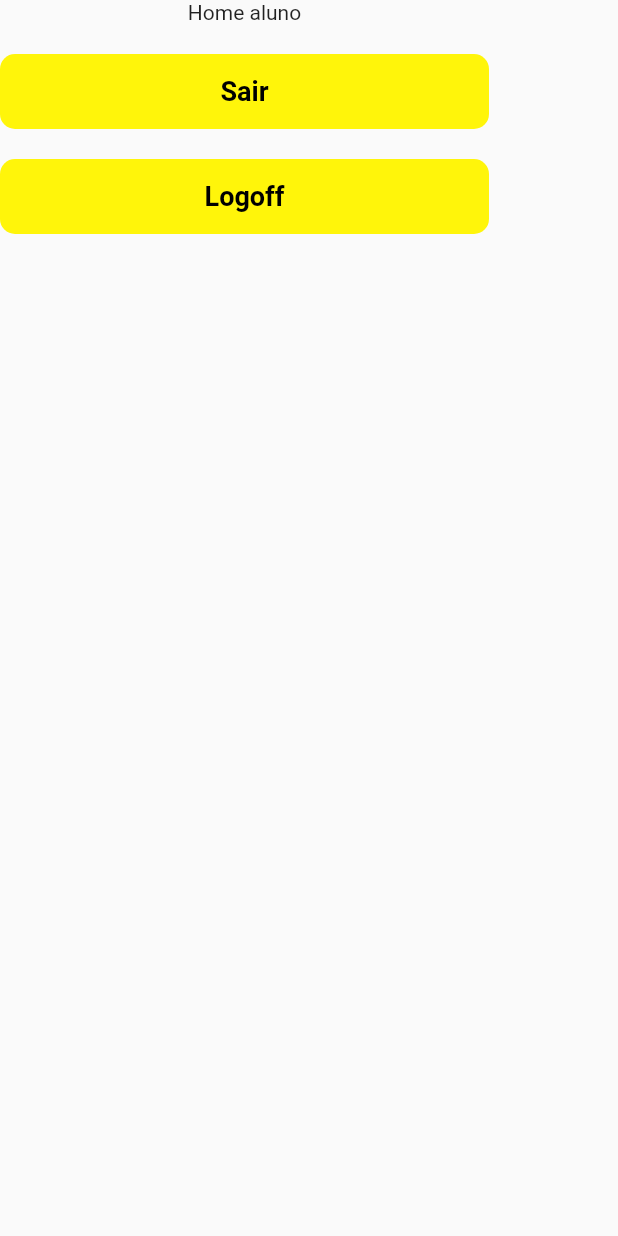
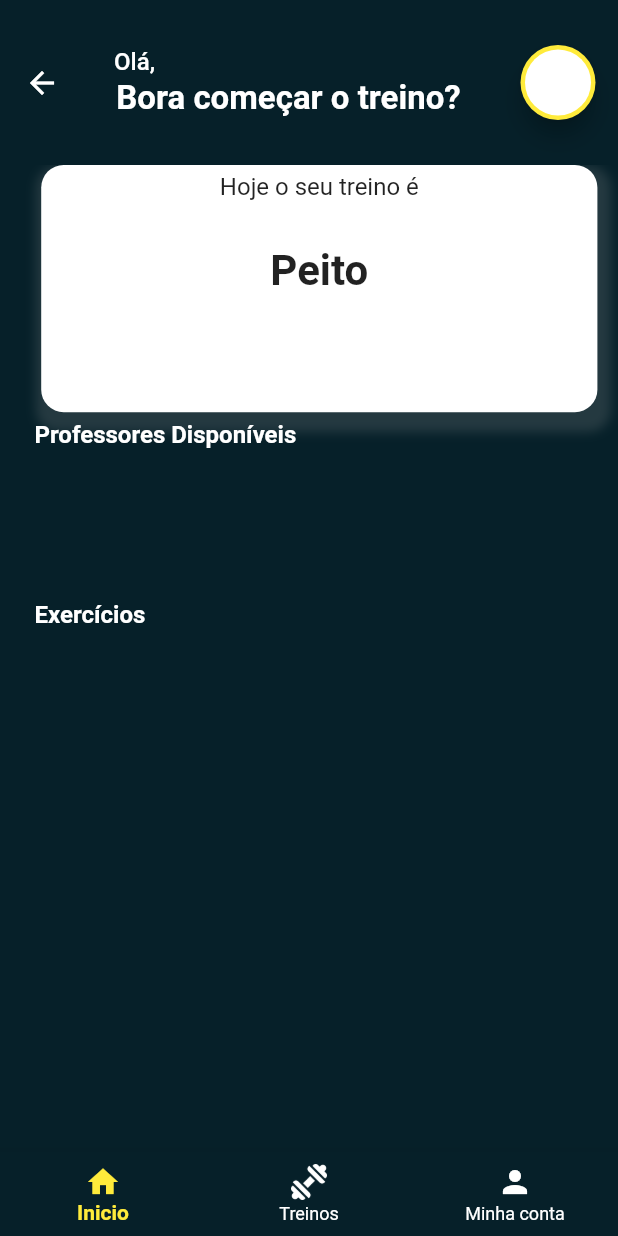
Before and after one commit to Diego-amd/apoio_forca_treino, a Flutter app: the HomeAluno screen opened by its route, on a phone screen of 412 x 824 dp. Run offline on Flutter 3.47's test engine with Material 2 defaults, Android fonts, the phone set to English and light mode, and no system bars; our stand-ins replace cloud_firestore, firebase_auth, firebase_core, firebase_storage, shared_preferences; missing offline and left inert: dart:ffi; accounts and stored records are empty.

Commit message:
Home aluno

```diff
--- a/lib/view/admin/alunos.view.dart
+++ b/lib/view/admin/alunos.view.dart
@@ -24,7 +24,7 @@ class AlunoView extends StatelessWidget {
         body: StreamBuilder<QuerySnapshot<Map<String, dynamic>>>(
             stream: firestore
                 .collection('alunos')
-                .orderBy('nomeCompleto')
+                .where('ativo', isEqualTo: true)
                 .snapshots(),
             builder: (_, snapshot) {
               if (!snapshot.hasData) return CircularProgressIndicator();
--- a/lib/view/admin/home.admin.view.dart
+++ b/lib/view/admin/home.admin.view.dart
@@ -19,7 +19,6 @@ class _HomeAdmin extends State<HomeAdmin> {
     final List<DocumentSnapshot> documents = resultado.docs;
 
     if (documents.length == 1) {
-      //Navigator.of(context).pushNamed('/alterarSenha');
       nomeEmpresa = await resultado.docs[0].data()['nomeEmpresa'];
 
       if (this.mounted) {
--- /dev/null
+++ b/lib/view/alunos/aluno.home.view.dart
@@ -0,0 +1,244 @@
+import 'package:cloud_firestore/cloud_firestore.dart';
+import 'package:firebase_auth/firebase_auth.dart';
+import 'package:flutter/cupertino.dart';
+import 'package:flutter/material.dart';
+
+String nomeAluno = '';
+String nomeInicial = '';
+
+//É a tela de home do aluno que o BottomNavigationBar chama
+class AlunoHome extends StatefulWidget {
+  @override
+  _AlunoHome createState() => _AlunoHome();
+}
+
+class _AlunoHome extends State<AlunoHome> {
+  final FirebaseAuth auth = FirebaseAuth.instance;
+  final FirebaseFirestore firestore = FirebaseFirestore.instance;
+  final cor = Color.fromRGBO(6, 32, 41, 2);
+
+  getDadosFirebase() async {
+    var userAtual = auth.currentUser?.uid ?? 0;
+    if (userAtual != 0) {
+      final QuerySnapshot<Map<String, dynamic>> resultado = await Future.value(
+          firestore
+              .collection("alunos")
+              .where('uid', isEqualTo: auth.currentUser!.uid)
+              .get());
+      final List<DocumentSnapshot> documents = resultado.docs;
+
+      if (documents.length == 1) {
+        nomeAluno = await resultado.docs[0].data()['nomeCompleto'];
+        nomeInicial = nomeAluno[0].toUpperCase();
+
+        if (this.mounted) {
+          setState(() {
+            nomeAluno = nomeAluno;
+          });
+        }
+      }
+    }
+  }
+
+  @override
+  Widget build(BuildContext context) {
+    getDadosFirebase();
+    return Scaffold(
+      appBar: AppBar(
+        toolbarHeight: 110,
+        actions: [
+          Container(
+              margin: EdgeInsets.only(right: 15),
+              width: 50,
+              child: FloatingActionButton(
+                tooltip: "Sair",
+                backgroundColor: Colors.yellow,
+                focusElevation: 2,
+                onPressed: () => renderModalSair(context),
+                child: CircleAvatar(
+                  backgroundColor: Colors.white,
+                  foregroundColor: Colors.black,
+                  radius: 22,
+                  child: Text(nomeInicial,
+                      style: const TextStyle(
+                          fontWeight: FontWeight.w700, fontSize: 20)),
+                ),
+              ))
+        ],
+        title: Column(
+          crossAxisAlignment: CrossAxisAlignment.start,
+          children: [
+            Row(
+              children: [
+                const Text("\rOlá, ", style: TextStyle(fontSize: 16)),
+                Text(
+                  nomeAluno.toUpperCase(),
+                  style: const TextStyle(fontSize: 16, color: Colors.yellow),
+                ),
+              ],
+            ),
+            Container(
+              margin: const EdgeInsets.only(top: 2),
+              child: const Text("\rBora começar o treino?",
+                  style: TextStyle(fontSize: 22, fontWeight: FontWeight.w700)),
+            )
+          ],
+        ),
+        backgroundColor: Color.fromRGBO(6, 32, 41, 2),
+        elevation: 0,
+      ),
+      body: Container(
+        color: cor,
+        height: MediaQuery.of(context).size.height,
+        width: MediaQuery.of(context).size.width,
+        child: Stack(
+          children: [
+            Column(
+              mainAxisSize: MainAxisSize.min,
+              crossAxisAlignment: CrossAxisAlignment.center,
+              children: [
+                Container(
+                    margin: EdgeInsets.only(
+                        left: MediaQuery.of(context).size.height / 30),
+                    height: MediaQuery.of(context).size.height * 0.2,
+                    width: MediaQuery.of(context).size.width * 0.9,
+                    decoration: BoxDecoration(
+                      color: Colors.white,
+                      borderRadius: BorderRadius.all(
+                        Radius.circular(15),
+                      ),
+                      boxShadow: [
+                        BoxShadow(
+                          color: Colors.grey.withOpacity(0.2),
+                          spreadRadius: 6,
+                          blurRadius: 5,
+                          offset: Offset(3, 7),
+                        )
+                      ],
+                    ),
+                    child: Column(
+                      crossAxisAlignment: CrossAxisAlignment.center,
+                      children: [
+                        Container(
+                          margin: EdgeInsets.only(top: 5),
+                          child: Text("Hoje o seu treino é",
+                              style: TextStyle(
+                                fontSize: 16,
+                              )),
+                        ),
+                        Container(
+                          margin: EdgeInsets.only(top: 30),
+                          child: Text(
+                            "Peito",
+                            style: TextStyle(
+                                fontSize: 28, fontWeight: FontWeight.w700),
+                          ),
+                        ),
+                      ],
+                    )),
+              ],
+            ),
+            Container(
+              margin: EdgeInsets.only(top: 170, left: 23),
+              child: const Text(
+                "Professores Disponíveis",
+                style: TextStyle(
+                    color: Colors.white,
+                    fontWeight: FontWeight.w700,
+                    fontSize: 16),
+              ),
+            ),
+            Container(
+              margin: EdgeInsets.only(top: 290, left: 23),
+              child: const Text(
+                "Exercícios",
+                style: TextStyle(
+                    color: Colors.white,
+                    fontWeight: FontWeight.w700,
+                    fontSize: 16),
+              ),
+            ),
+          ],
+        ),
+      ),
+    );
+  }
+
+  void renderModalSair(BuildContext context) {
+    showModalBottomSheet(
+      context: context,
+      builder: (context) {
+        return Container(
+          color: const Color(0xFF737373),
+          height: MediaQuery.of(context).size.height * 0.3,
+          child: Container(
+            padding: EdgeInsets.only(top: 10),
+            decoration: const BoxDecoration(
+              color: Colors.white,
+              borderRadius: BorderRadius.only(
+                topLeft: Radius.circular(30),
+                topRight: Radius.circular(30),
+              ),
+            ),
+            child: Column(
+              mainAxisSize: MainAxisSize.min,
+              crossAxisAlignment: CrossAxisAlignment.center,
+              children: [
+                const Text(
+                  "Deseja sair do aplicativo?",
+                  textAlign: TextAlign.center,
+                  style: TextStyle(fontSize: 24, fontWeight: FontWeight.w700),
+                ),
+                Row(
+                  mainAxisAlignment: MainAxisAlignment.center,
+                  children: [
+                    Container(
+                      width: 150,
+                      height: 70,
+                      margin: const EdgeInsets.only(
+                          left: 0, top: 30, right: 25, bottom: 25),
+                      decoration: BoxDecoration(
+                        color: Colors.white,
+                        border: Border.all(color: Color.fromRGBO(6, 32, 41, 2)),
+                        borderRadius: BorderRadius.all(Radius.circular(25)),
+                      ),
+                      child: TextButton(
+                        onPressed: () => Navigator.pop(context),
+                        child: const Text(
+                          "Não",
+                          style: TextStyle(
+                              fontSize: 18,
+                              color: Color.fromRGBO(6, 32, 41, 2)),
+                        ),
+                      ),
+                    ),
+                    Container(
+                      width: 150,
+                      height: 70,
+                      margin: const EdgeInsets.only(
+                          left: 25, top: 30, right: 25, bottom: 25),
+                      decoration: const BoxDecoration(
+                        color: Color.fromRGBO(6, 32, 41, 2),
+                        borderRadius: BorderRadius.all(Radius.circular(25)),
+                      ),
+                      child: TextButton(
+                        onPressed: () => {
+                          auth.signOut(),
+                          Navigator.of(context).pushNamedAndRemoveUntil(
+                              '/', (Route<dynamic> route) => false),
+                        },
+                        child: const Text("Sim",
+                            style:
+                                TextStyle(fontSize: 18, color: Colors.white)),
+                      ),
+                    ),
+                  ],
+                )
+              ],
+            ),
+          ),
+        );
+      },
+    );
+  }
+}
--- a/lib/view/alunos/home.aluno.view.dart
+++ b/lib/view/alunos/home.aluno.view.dart
@@ -1,48 +1,58 @@
+import 'package:apoio_forca_treino/view/alunos/aluno.home.view.dart';
+import 'package:apoio_forca_treino/view/alunos/conta.aluno.view.dart';
+import 'package:apoio_forca_treino/view/alunos/treinos.alunos.view.dart';
 import 'package:flutter/material.dart';
-import 'package:firebase_auth/firebase_auth.dart';
 
-FirebaseAuth auth = FirebaseAuth.instance;
+//É o BottomNavigationBar contendo as opções de telas
+class HomeAluno extends StatefulWidget {
+  @override
+  _HomeAluno createState() => _HomeAluno();
+}
 
-class HomeAluno extends StatelessWidget {
+class _HomeAluno extends State<HomeAluno> {
+  int _indiceAtual = 0;
+  final cor = Color.fromRGBO(6, 32, 41, 2);
+  final List<Widget> _telas = [
+    AlunoHome(),
+    TreinosAluno(),
+    ContaAluno(),
+  ];
+
   @override
   Widget build(BuildContext context) {
     return Scaffold(
-        body: Column(
-      children: [
-        Text('Home aluno'),
-        Container(
-            width: 326,
-            height: 50,
-            margin: EdgeInsets.only(top: 20),
-            decoration: const BoxDecoration(
-                color: Color.fromARGB(255, 255, 245, 10),
-                borderRadius: BorderRadius.all(Radius.circular(10))),
-            child: TextButton(
-              child: const Text("Sair",
-                  style: TextStyle(
-                      fontSize: 18,
-                      fontWeight: FontWeight.w700,
-                      color: Colors.black)),
-              onPressed: () => Navigator.of(context).pushReplacementNamed('/'),
-            )),
-        Container(
-            width: 326,
-            height: 50,
-            margin: EdgeInsets.only(top: 20),
-            decoration: const BoxDecoration(
-                color: Color.fromARGB(255, 255, 245, 10),
-                borderRadius: BorderRadius.all(Radius.circular(10))),
-            child: TextButton(
-                child: const Text("Logoff",
-                    style: TextStyle(
-                        fontSize: 18,
-                        fontWeight: FontWeight.w700,
-                        color: Colors.black)),
-                onPressed: () {
-                  auth.signOut();
-                  Navigator.of(context).pushReplacementNamed('/');
-                }))
-      ],
-    ));
+      body: _telas[_indiceAtual],
+      bottomNavigationBar: BottomNavigationBar(
+          backgroundColor: cor,
+          unselectedIconTheme: IconThemeData(color: Colors.white),
+          selectedIconTheme: IconThemeData(color: Colors.yellow),
+          unselectedItemColor: Colors.white,
+          selectedItemColor: Colors.yellow,
+          selectedLabelStyle: TextStyle(fontWeight: FontWeight.w700),
+          currentIndex: _indiceAtual,
+          onTap: mudaIndex,
+          items: const [
+            BottomNavigationBarItem(
+              icon: Icon(Icons.home),
+              label: "Inicio",
+            ),
+            BottomNavigationBarItem(
+              icon: ImageIcon(
+                AssetImage("images/academia.png"),
+              ),
+              label: "Treinos",
+            ),
+            BottomNavigationBarItem(
+              icon: Icon(Icons.person),
+              label: "Minha conta",
+            )
+          ]),
+    );
+  }
+
+  void mudaIndex(int index) {
+    setState(() {
+      _indiceAtual = index;
+    });
   }
 }
--- a/pubspec.yaml
+++ b/pubspec.yaml
@@ -74,6 +74,7 @@ flutter:
     - images/circleAvatarMulher.png
     - images/exercicio.jpg
     - images/home_professor.png
+    - images/academia.png
 
   # An image asset can refer to one or more resolution-specific "variants", see
   # https://flutter.dev/assets-and-images/#resolution-aware.
```
Also changed, not shown: lib/view/admin/aluno.item.dart (+12 -11 lines), lib/view/alunos/conta.aluno.view.dart (added, +16 -0 lines), lib/view/alunos/treinos.alunos.view.dart (added, +16 -0 lines), lib/view/app.dart (+0 -7 lines), lib/view/ponte.dart (+3 -5 lines), images/academia.png (added), pubspec.lock.
